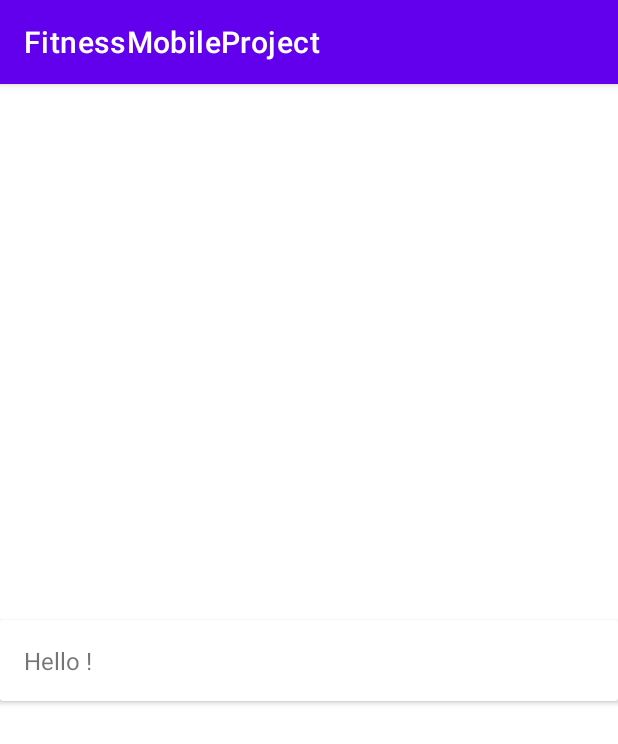
After one commit to glassnekeep/FitnessMobileProject, an Android app: the fragment LoginFragment shown on its own in the app's theme, on a phone screen of 412 x 824 dp. The commit adds this screen. Shown: the top 744 px of the screen. Run offline under Robolectric (Android 15) with nearby library versions, the phone set to English and light mode, and no system bars.

Commit message:
Added some resources and created login fragment file

```diff
--- a/app/build.gradle
+++ b/app/build.gradle
@@ -37,6 +37,7 @@ dependencies {
     implementation 'androidx.appcompat:appcompat:1.4.1'
     implementation 'com.google.android.material:material:1.5.0'
     implementation 'androidx.constraintlayout:constraintlayout:2.1.3'
+    implementation 'androidx.legacy:legacy-support-v4:1.0.0'
     testImplementation 'junit:junit:4.+'
     androidTestImplementation 'androidx.test.ext:junit:1.1.3'
     androidTestImplementation 'androidx.test.espresso:espresso-core:3.4.0'
--- /dev/null
+++ b/app/src/main/java/application/workout/fitnessmobileproject/fragments/LoginFragment.kt
@@ -0,0 +1,23 @@
+package application.workout.fitnessmobileproject.fragments
+
+import android.os.Bundle
+import androidx.fragment.app.Fragment
+import android.view.LayoutInflater
+import android.view.View
+import android.view.ViewGroup
+import application.workout.fitnessmobileproject.R
+
+class LoginFragment : Fragment() {
+
+    override fun onCreate(savedInstanceState: Bundle?) {
+        super.onCreate(savedInstanceState)
+    }
+
+    override fun onCreateView(
+        inflater: LayoutInflater, container: ViewGroup?,
+        savedInstanceState: Bundle?
+    ): View? {
+        // Inflate the layout for this fragment
+        return inflater.inflate(R.layout.fragment_login, container, false)
+    }
+}
--- /dev/null
+++ b/app/src/main/res/layout/fragment_login.xml
@@ -0,0 +1,29 @@
+<?xml version="1.0" encoding="utf-8"?>
+<androidx.constraintlayout.widget.ConstraintLayout xmlns:android="http://schemas.android.com/apk/res/android"
+    xmlns:tools="http://schemas.android.com/tools"
+    android:layout_width="match_parent"
+    android:layout_height="match_parent"
+    xmlns:app="http://schemas.android.com/apk/res-auto"
+    tools:context=".fragments.LoginFragment">
+
+    <androidx.cardview.widget.CardView
+        android:id="@+id/card_container"
+        app:layout_constraintTop_toTopOf="parent"
+        app:layout_constraintStart_toStartOf="parent"
+        app:layout_constraintEnd_toEndOf="parent"
+        app:layout_constraintBottom_toBottomOf="parent"
+        android:layout_width="match_parent"
+        android:layout_height="wrap_content" >
+
+        <TextView
+            android:id="@+id/hello_message"
+            android:text="Hello !"
+            android:textSize="@dimen/medium_text"
+            android:layout_margin="16dp"
+            android:layout_width="wrap_content"
+            android:layout_height="wrap_content" />
+
+    </androidx.cardview.widget.CardView>
+
+
+</androidx.constraintlayout.widget.ConstraintLayout>
--- a/app/src/main/res/values/strings.xml
+++ b/app/src/main/res/values/strings.xml
@@ -1,3 +1,4 @@
 <resources>
     <string name="app_name">FitnessMobileProject</string>
+    <!-- TODO: Remove or change this placeholder text -->
 </resources>
```
Also changed, not shown: app/src/main/res/values/dimens.xml (added, +11 -0 lines), app/src/main/res/values/styles.xml (added, +7 -0 lines).
